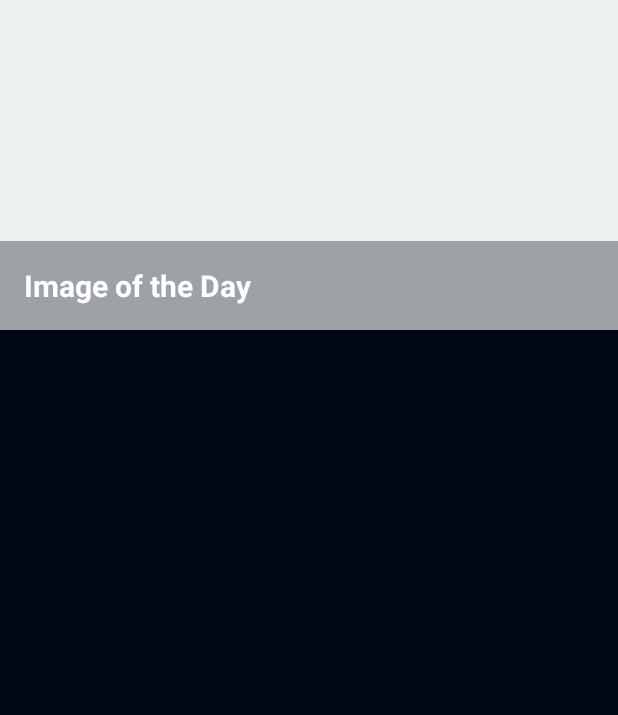
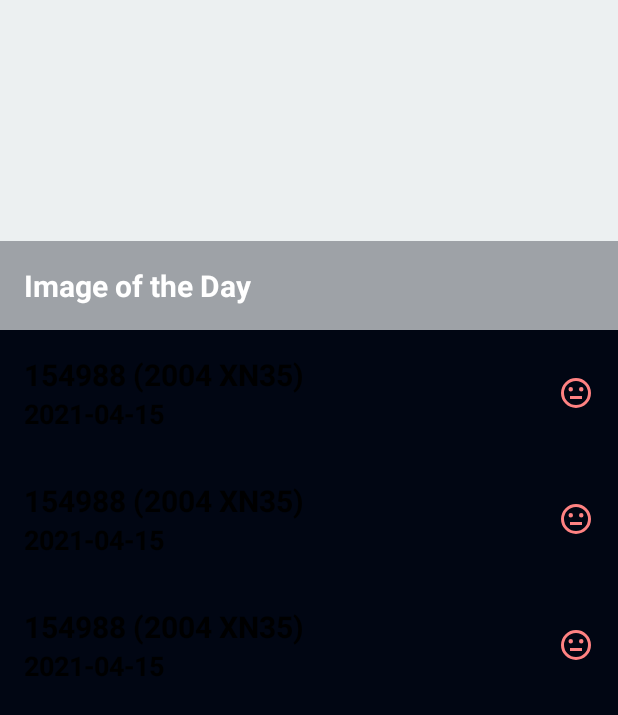
Before and after one commit to paul77uk/AsteroidRadar, an Android app: the layout fragment_main.xml on its own in the app's theme, with its tools: preview values and no code run, on a phone screen of 412 x 824 dp. Shown: the top 715 px of the screen. Run offline under Robolectric (Android 15) with nearby library versions, the phone set to English and light mode, and no system bars.

Commit message:
eleventh commit

```diff
--- a/app/src/main/java/com/udacity/asteroidradar/api/ApiService.kt
+++ b/app/src/main/java/com/udacity/asteroidradar/api/ApiService.kt
@@ -44,7 +44,7 @@ object PicApi {
 
 interface FeedApiService {
 
-    @GET("neo/rest/v1/feed?start_date=2021-04-15")
+    @GET("neo/rest/v1/feed")
     suspend fun getFeed(@Query("api_key") apiKey: String = "G72leUEWda5TavF1K49jqAbwPEoj0oVsp0DxcYSu"): String
 }
 
--- a/app/src/main/res/layout/list_item.xml
+++ b/app/src/main/res/layout/list_item.xml
@@ -1,7 +1,9 @@
 <?xml version="1.0" encoding="utf-8"?>
 
 <layout xmlns:android="http://schemas.android.com/apk/res/android"
-    xmlns:app="http://schemas.android.com/apk/res-auto">
+    xmlns:app="http://schemas.android.com/apk/res-auto"
+    xmlns:tools="http://schemas.android.com/tools"
+    >
 
     <data>
 
@@ -9,12 +11,48 @@
             name="asteroidFeed"
             type="com.udacity.asteroidradar.Asteroid" />
     </data>
+<androidx.constraintlayout.widget.ConstraintLayout
+    android:padding="16dp"
+    android:layout_width="match_parent"
+    android:layout_height="wrap_content">
 
     <TextView
         android:id="@+id/item_title"
         android:layout_width="wrap_content"
         android:layout_height="wrap_content"
+        android:text="@{asteroidFeed.codename}"
         android:textColor="@android:color/white"
-        android:text="@{asteroidFeed.codename}" />
+        android:textSize="20sp"
+        android:textStyle="bold"
+        app:layout_constraintStart_toStartOf="parent"
+        app:layout_constraintTop_toTopOf="parent"
+        tools:text="154988 (2004 XN35)"
+        tools:textColor="@android:color/black" />
+
+    <TextView
+        android:id="@+id/item_date"
+        android:layout_width="wrap_content"
+        android:layout_height="wrap_content"
+        android:text="@{asteroidFeed.closeApproachDate}"
+        android:textColor="@color/text_grey"
+        android:textSize="18sp"
+        android:textStyle="bold"
+        app:layout_constraintStart_toStartOf="parent"
+        app:layout_constraintTop_toBottomOf="@+id/item_title"
+        tools:text="2021-04-15"
+        tools:textColor="@android:color/black" />
+
+    <ImageView
+        android:layout_width="wrap_content"
+        android:layout_height="wrap_content"
+        app:layout_constraintBottom_toBottomOf="parent"
+        app:layout_constraintEnd_toEndOf="parent"
+        app:layout_constraintTop_toTopOf="parent"
+        app:layout_constraintVertical_bias="0.5"
+        app:statusIcon="@{asteroidFeed.potentiallyHazardous}"
+        tools:src="@drawable/ic_status_potentially_hazardous" />
+
+</androidx.constraintlayout.widget.ConstraintLayout>
+
 
 </layout>
```
